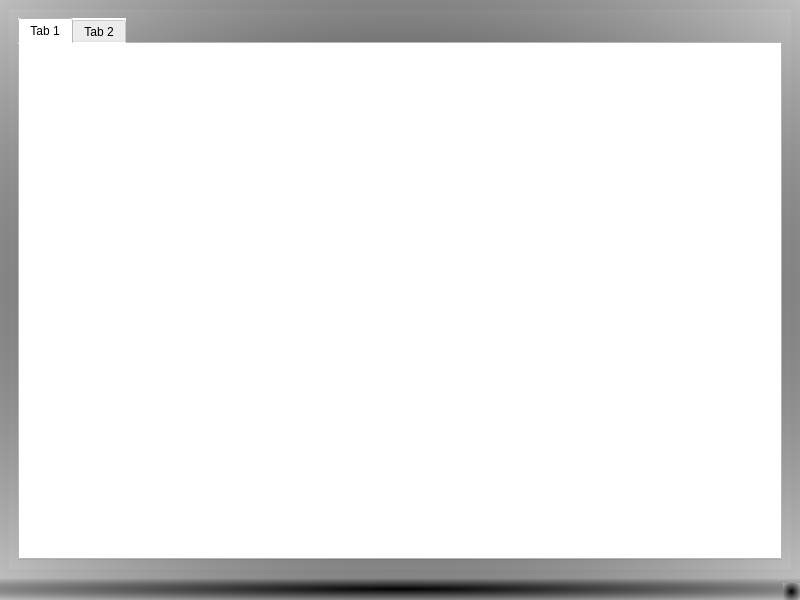
Above: ui/GUI.ui from abdullah0307/Restaurant_predictor before the change. Below: the same form after it.
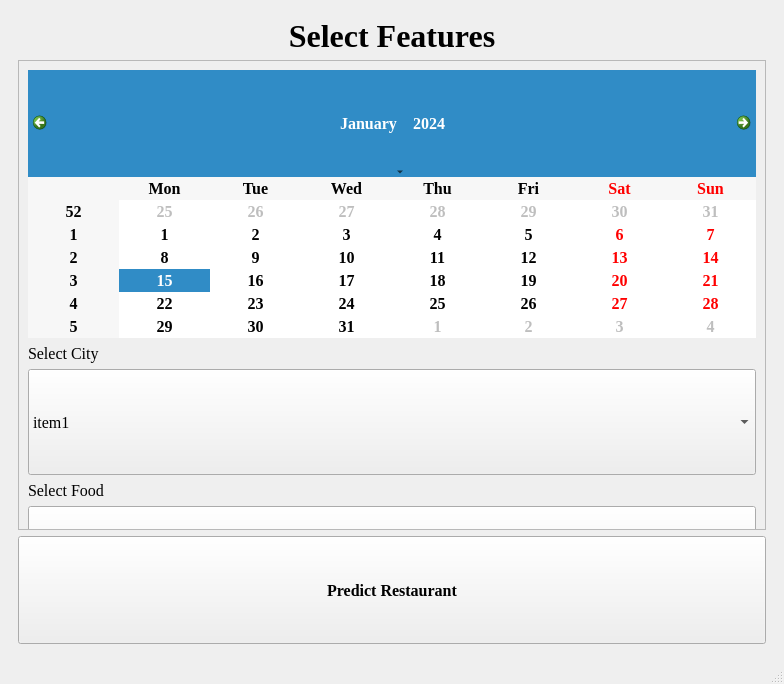
That is the form after the change. The open tabs and pages were chosen to show the change. Icons and pictures are not drawn.

The edit to the form file:
```diff
--- a/ui/GUI.ui
+++ b/ui/GUI.ui
@@ -6,19 +6,23 @@
    <rect>
     <x>0</x>
     <y>0</y>
-    <width>800</width>
-    <height>600</height>
+    <width>784</width>
+    <height>684</height>
    </rect>
   </property>
   <property name="windowTitle">
    <string>MainWindow</string>
   </property>
-  <property name="styleSheet">
-   <string notr="true">background-color: qradialgradient(spread:pad, cx:0.5, cy:0.5, radius:0.953, fx:0.5, fy:0.5, stop:0 rgba(0, 0, 0, 255), stop:1 rgba(255, 255, 255, 255));</string>
-  </property>
   <widget class="QWidget" name="centralwidget">
+   <property name="styleSheet">
+    <string notr="true">background-image: url(:/bg/images/Tallest Restaurants in the World 7.jpg);
+height: 100%;
+background-position: center;
+background-repeat: no-repeat;
+background-size: cover;</string>
+   </property>
    <layout class="QGridLayout" name="gridLayout">
-    <item row="0" column="0">
+    <item row="1" column="1">
      <widget class="QStackedWidget" name="stackedWidget">
       <property name="currentIndex">
        <number>0</number>
@@ -206,26 +210,215 @@
       <widget class="QWidget" name="page_2">
        <layout class="QVBoxLayout" name="verticalLayout">
         <item>
-         <widget class="QTabWidget" name="tabWidget">
-          <property name="styleSheet">
-           <string notr="true">background-color: rgb(255, 255, 255);</string>
+         <widget class="QLabel" name="label_9">
+          <property name="font">
+           <font>
+            <family>Times New Roman</family>
+            <pointsize>24</pointsize>
+            <weight>75</weight>
+            <bold>true</bold>
+           </font>
           </property>
-          <property name="currentIndex">
-           <number>0</number>
+          <property name="text">
+           <string>Select Features</string>
           </property>
-          <widget class="QWidget" name="tab">
-           <property name="styleSheet">
-            <string notr="true">background-color: rgb(255, 255, 255);</string>
+          <property name="alignment">
+           <set>Qt::AlignCenter</set>
+          </property>
+         </widget>
+        </item>
+        <item>
+         <widget class="QScrollArea" name="scrollArea">
+          <property name="widgetResizable">
+           <bool>true</bool>
+          </property>
+          <widget class="QWidget" name="scrollAreaWidgetContents">
+           <property name="geometry">
+            <rect>
+             <x>0</x>
+             <y>0</y>
+             <width>746</width>
+             <height>1086</height>
+            </rect>
            </property>
-           <attribute name="title">
-            <string>Tab 1</string>
-           </attribute>
+           <layout class="QVBoxLayout" name="verticalLayout_2">
+            <item>
+             <widget class="QCalendarWidget" name="calendarWidget">
+              <property name="font">
+               <font>
+                <family>Times New Roman</family>
+                <pointsize>12</pointsize>
+                <weight>75</weight>
+                <bold>true</bold>
+               </font>
+              </property>
+             </widget>
+            </item>
+            <item>
+             <widget class="QLabel" name="label_4">
+              <property name="font">
+               <font>
+                <family>Times New Roman</family>
+                <pointsize>12</pointsize>
+               </font>
+              </property>
+              <property name="text">
+               <string>Select City</string>
+              </property>
+             </widget>
+            </item>
+            <item>
+             <widget class="QComboBox" name="comboBox">
+              <property name="font">
+               <font>
+                <family>Times New Roman</family>
+                <pointsize>12</pointsize>
+               </font>
+              </property>
+              <item>
+               <property name="text">
+                <string>item1 </string>
+               </property>
+              </item>
+              <item>
+               <property name="text">
+                <string>item 2</string>
+               </property>
+              </item>
+             </widget>
+            </item>
+            <item>
+             <widget class="QLabel" name="label_5">
+              <property name="font">
+               <font>
+                <family>Times New Roman</family>
+                <pointsize>12</pointsize>
+               </font>
+              </property>
+              <property name="text">
+               <string>Select Food</string>
+              </property>
+             </widget>
+            </item>
+            <item>
+             <widget class="QComboBox" name="comboBox_2">
+              <property name="font">
+               <font>
+                <family>Times New Roman</family>
+                <pointsize>12</pointsize>
+               </font>
+              </property>
+             </widget>
+            </item>
+            <item>
+             <widget class="QLabel" name="label_6">
+              <property name="font">
+               <font>
+                <family>Times New Roman</family>
+                <pointsize>12</pointsize>
+               </font>
+              </property>
+              <property name="text">
+               <string>Average cost for two</string>
+              </property>
+             </widget>
+            </item>
+            <item>
+             <widget class="QComboBox" name="comboBox_3">
+              <property name="font">
+               <font>
+                <family>Times New Roman</family>
+                <pointsize>12</pointsize>
+               </font>
+              </property>
+             </widget>
+            </item>
+            <item>
+             <widget class="QLabel" name="label_7">
+              <property name="font">
+               <font>
+                <family>Times New Roman</family>
+                <pointsize>12</pointsize>
+               </font>
+              </property>
+              <property name="text">
+               <string>Currency</string>
+              </property>
+             </widget>
+            </item>
+            <item>
+             <widget class="QComboBox" name="comboBox_4">
+              <property name="font">
+               <font>
+                <family>Times New Roman</family>
+                <pointsize>12</pointsize>
+               </font>
+              </property>
+             </widget>
+            </item>
+            <item>
+             <widget class="QLabel" name="label_10">
+              <property name="font">
+               <font>
+                <family>Times New Roman</family>
+                <pointsize>12</pointsize>
+               </font>
+              </property>
+              <property name="text">
+               <string>Online Delivery Service</string>
+              </property>
+             </widget>
+            </item>
+            <item>
+             <widget class="QComboBox" name="comboBox_7">
+              <property name="font">
+               <font>
+                <family>Times New Roman</family>
+                <pointsize>12</pointsize>
+               </font>
+              </property>
+             </widget>
+            </item>
+            <item>
+             <widget class="QLabel" name="label_8">
+              <property name="font">
+               <font>
+                <family>Times New Roman</family>
+                <pointsize>12</pointsize>
+               </font>
+              </property>
+              <property name="text">
+               <string>Table Booking Service</string>
+              </property>
+             </widget>
+            </item>
+            <item>
+             <widget class="QComboBox" name="comboBox_5">
+              <property name="font">
+               <font>
+                <family>Times New Roman</family>
+                <pointsize>12</pointsize>
+               </font>
+              </property>
+             </widget>
+            </item>
+           </layout>
           </widget>
-          <widget class="QWidget" name="tab_2">
-           <attribute name="title">
-            <string>Tab 2</string>
-           </attribute>
-          </widget>
+         </widget>
+        </item>
+        <item>
+         <widget class="QPushButton" name="pushButton_3">
+          <property name="font">
+           <font>
+            <family>Times New Roman</family>
+            <pointsize>12</pointsize>
+            <weight>75</weight>
+            <bold>true</bold>
+           </font>
+          </property>
+          <property name="text">
+           <string>Predict Restaurant</string>
+          </property>
          </widget>
         </item>
        </layout>
```
Left out of the diff: 201 changed lines with no effect on the pictures.
